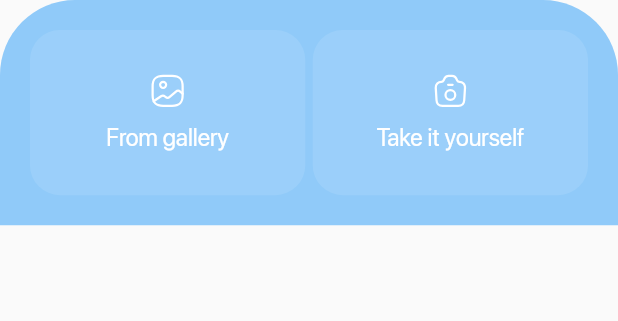
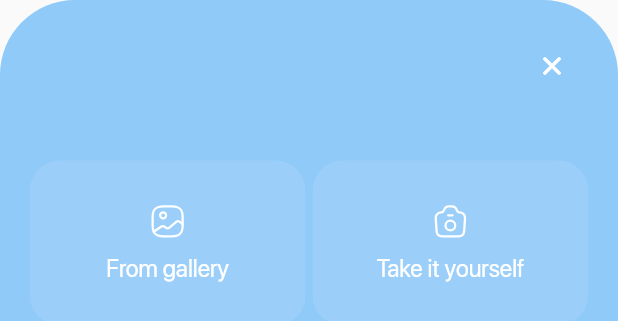
Before and after one commit to mtohernandez/NotiNotes, a Flutter app: the MediaGrid widget shown alone on an empty page, opened directly with empty values, on a phone screen of 412 x 824 dp. Shown: the top 321 px of the screen. Run offline on Flutter 3.47's test engine with Material 2 defaults, Android fonts, the phone set to English and light mode, and no system bars; our stand-ins replace flutter_svg, hive_flutter, image_picker; missing offline and left inert: flex_color_picker, masonry_grid, string_similarity; accounts and stored records are empty.

Commit message:
Update design of media grid and tag creator

```diff
--- a/lib/screens/note_view_screen.dart
+++ b/lib/screens/note_view_screen.dart
@@ -98,6 +98,8 @@ class _NoteViewScreenState extends State<NoteViewScreen> with SingleTickerProvid
               photoPicker.pickImage,
               loadedNote.id,
               false,
+              title: 'Add Image',
+              subtitle: 'It will be shown at the top of the note.',
             ),
           ],
         );
--- a/lib/screens/user_info_screen.dart
+++ b/lib/screens/user_info_screen.dart
@@ -94,6 +94,8 @@ class UserInfoScreen extends StatelessWidget {
               photoPicker.pickImage,
               '',
               true,
+              title: 'Choose profile picture',
+              subtitle: 'You can remove it too.',
             ),
           ],
         );
--- a/lib/widgets/media_grid.dart
+++ b/lib/widgets/media_grid.dart
@@ -2,6 +2,8 @@ import 'package:flutter/material.dart';
 import 'package:flutter_svg/flutter_svg.dart';
 import 'package:image_picker/image_picker.dart';
 import 'package:provider/provider.dart';
+
+import '../widgets/items/icon_button_x_item.dart';
 
 import '../providers/notes.dart';
 import '../providers/user.dart';
@@ -9,8 +11,10 @@ import '../providers/user.dart';
 class MediaGrid extends StatefulWidget {
   final Function pickImage;
   final String id;
+  final String title;
+  final String subtitle;
   final bool isForUser;
-  const MediaGrid(this.pickImage, this.id, this.isForUser, {super.key});
+  const MediaGrid(this.pickImage, this.id, this.isForUser, { required this.title, required this.subtitle, super.key});
 
   @override
   State<MediaGrid> createState() => _MediaGridState();
@@ -94,6 +98,7 @@ class _MediaGridState extends State<MediaGrid> {
   Widget build(BuildContext context) {
     final user = Provider.of<UserData>(context, listen: false);
     final notes = Provider.of<Notes>(context, listen: false);
+    final exitCreator = Navigator.of(context).pop;
 
     return Container(
       width: MediaQuery.of(context).size.width,
@@ -105,7 +110,34 @@ class _MediaGridState extends State<MediaGrid> {
       ),
       child: Padding(
         padding: const EdgeInsets.all(20),
-        child: GridView.count(
+        child: Column(
+          crossAxisAlignment: CrossAxisAlignment.start,
+          children: [
+            Row(
+              mainAxisAlignment: MainAxisAlignment.spaceBetween,
+              children: [
+                Text(
+                  widget.title,
+                  style: Theme.of(context).textTheme.headline1,
+                ),
+                IconButtonXItem(exitCreator),
+              ],
+            ),
+            Text(
+              widget.subtitle,
+              style: Theme.of(context).textTheme.bodyText1!.copyWith(
+                    // Using copyWith to change the opacity of the text
+                    color: Theme.of(context)
+                        .textTheme
+                        .bodyText1!
+                        .color!
+                        .withOpacity(.5),
+                  ),
+            ),
+            const SizedBox(
+              height: 20,
+            ),
+            GridView.count(
               crossAxisCount: widget.isForUser ? 3 : 2,
               crossAxisSpacing: 5,
               childAspectRatio: 50 / 30,
@@ -144,6 +176,8 @@ class _MediaGridState extends State<MediaGrid> {
                   ),
               ],
             ),
+          ],
+        ),
       ),
     );
   }
```
Also changed, not shown: lib/widgets/note_creation/tag_creator.dart (+15 -12 lines). Lines whose indentation alone changed are shown as unchanged.
